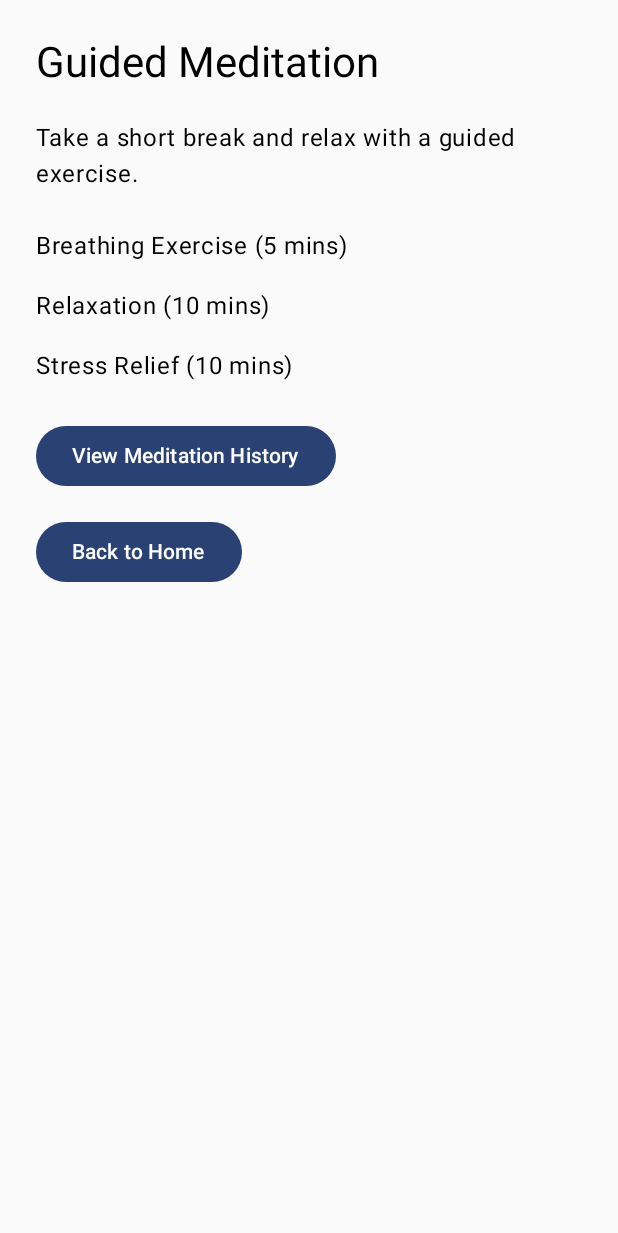
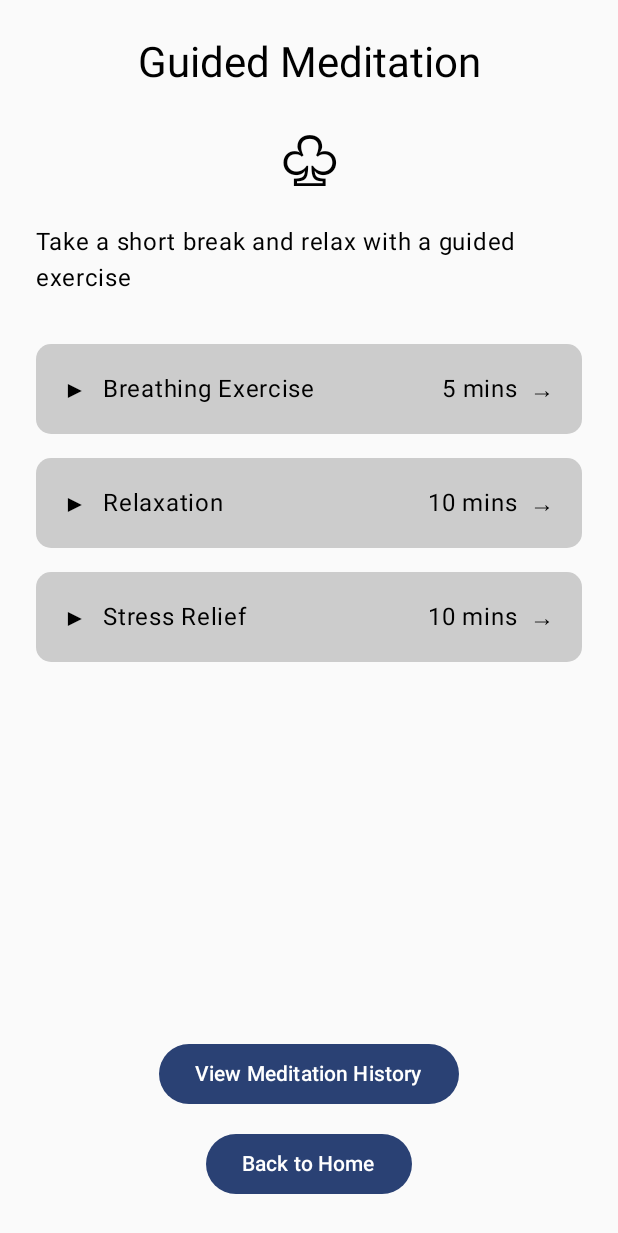
Before and after one commit to Raiyan-Farhaz/TUSMindSpace, an Android app built with Jetpack Compose: the MeditationScreen screen opened through its navigation route, on a phone screen of 412 x 824 dp. Shown: the top 1233 px of the screen. Run offline under Robolectric (Android 15) with nearby library versions, the phone set to English and light mode, and no system bars.

Commit message:
Updating Home screen and meditation

```diff
--- a/app/build.gradle.kts
+++ b/app/build.gradle.kts
@@ -36,6 +36,7 @@ android {
 }
 
 dependencies {
+    implementation("androidx.compose.material:material-icons-extended")
     implementation(platform(libs.androidx.compose.bom))
     implementation(libs.androidx.activity.compose)
     implementation(libs.androidx.compose.material3)
--- a/app/src/main/java/com/example/tusmindspace/screens/HomeScreen.kt
+++ b/app/src/main/java/com/example/tusmindspace/screens/HomeScreen.kt
@@ -1,12 +1,25 @@
 
 package com.example.tusmindspace.screens
 
+import androidx.compose.foundation.background
+import androidx.compose.foundation.clickable
 import androidx.compose.foundation.layout.*
+import androidx.compose.foundation.shape.RoundedCornerShape
+import androidx.compose.material.icons.Icons
+import androidx.compose.material.icons.automirrored.filled.ArrowForward
+import androidx.compose.material.icons.outlined.Notifications
 import androidx.compose.material3.*
 import androidx.compose.runtime.Composable
+import androidx.compose.ui.Alignment
 import androidx.compose.ui.Modifier
+import androidx.compose.ui.graphics.Color
+import androidx.compose.ui.text.font.FontWeight
+import androidx.compose.ui.text.style.TextAlign
 import androidx.compose.ui.unit.dp
-
+import androidx.compose.ui.unit.sp
+import androidx.compose.foundation.Image
+import androidx.compose.ui.res.painterResource
+import com.example.tusmindspace.R
 // This function creates our Home screen
 @Composable
 fun HomeScreen(
@@ -16,37 +29,127 @@ fun HomeScreen(
     onResourcesClick: () -> Unit
 ) {
 
-    // Column arranges items vertically
+    // Column arranges everything vertically
     Column(
-        modifier = Modifier.padding(24.dp)
+        modifier = Modifier
+            .fillMaxSize()
+            .background(Color.White)
+            .padding(24.dp),
+        horizontalAlignment = Alignment.CenterHorizontally
     ) {
+
+        // Top row with app symbol and notification bell
+        Row(
+            modifier = Modifier.fillMaxWidth(),
+            horizontalArrangement = Arrangement.Center,
+            verticalAlignment = Alignment.CenterVertically
+        ) {
+            // Display the image from drawable
+            Image(
+                painter = painterResource(id = R.drawable.home_logo),
+                contentDescription = "TUSMindSpace Logo",
+                modifier = Modifier.size(60.dp)
+            )
+
+            Spacer(modifier = Modifier.width(32.dp))
+
+            // Notification icon (not clickable yet)
+            Icon(
+                imageVector = Icons.Outlined.Notifications,
+                contentDescription = "Notifications",
+                modifier = Modifier.size(40.dp),
+                tint = Color.Black
+            )
+        }
+
+        Spacer(modifier = Modifier.height(12.dp))
 
         // App title
         Text(
-            text = "Welcome to TUSMindSpace",
-            style = MaterialTheme.typography.headlineMedium
+            text = "TUSMindSpace.",
+            fontSize = 25.sp,
+            fontWeight = FontWeight.Medium,
+            color = Color.Black
+        )
+
+        Spacer(modifier = Modifier.height(6.dp))
+
+        // App subtitle
+        Text(
+            text = "Your wellbeing companion at TUS",
+            fontSize = 12.sp,
+            color = Color.DarkGray,
+            textAlign = TextAlign.Center
+        )
+
+        Spacer(modifier = Modifier.height(48.dp))
+
+        // Card 1 - Mood Tracker
+        HomeMenuCard(
+            title = "Mood Tracker",
+            onClick = onMoodClick
         )
 
         Spacer(modifier = Modifier.height(24.dp))
 
-        // Button 1 - Mood Tracker
-        Button(onClick = onMoodClick) {
-            Text("Mood Tracker")
-        }
+        // Card 2 - Personal Journal
+        HomeMenuCard(
+            title = "Personal Journal",
+            onClick = onJournalClick
+        )
 
-        // Button 2 - Journal
-        Button(onClick = onJournalClick) {
-            Text("Personal Journal")
-        }
+        Spacer(modifier = Modifier.height(24.dp))
 
-        // Button 3 - Meditation
-        Button(onClick = onMeditationClick) {
-            Text("Guided Meditation")
-        }
+        // Card 3 - Guided Meditation
+        HomeMenuCard(
+            title = "Guided Meditation",
+            onClick = onMeditationClick
+        )
 
-        // Button 4 - Wellbeing Resources
-        Button(onClick = onResourcesClick) {
-            Text("Wellbeing Resources")
-        }
+        Spacer(modifier = Modifier.height(24.dp))
+
+        // Card 4 - Wellbeing Resources
+        HomeMenuCard(
+            title = "Wellbeing Resources",
+            onClick = onResourcesClick
+        )
     }
 }
+
+// Reusable card for all four menu options
+@Composable
+fun HomeMenuCard(
+    title: String,
+    onClick: () -> Unit
+) {
+
+    Row(
+        modifier = Modifier
+            .fillMaxWidth()
+            .height(65.dp)
+            .background(
+                color = Color(0xFFD9D9D9),
+                shape = RoundedCornerShape(10.dp)
+            )
+            .clickable { onClick() }
+            .padding(horizontal = 20.dp),
+
+        verticalAlignment = Alignment.CenterVertically,
+        horizontalArrangement = Arrangement.SpaceBetween
+    ) {
+
+        // Name of the screen
+        Text(
+            text = title,
+            fontSize = 16.sp,
+            color = Color.Black
+        )
+
+        // Arrow on the right
+        Icon(
+            imageVector = Icons.AutoMirrored.Filled.ArrowForward,
+            contentDescription = "Open $title",
+            tint = Color.Black
+        )
+    }
+}
--- a/app/src/main/java/com/example/tusmindspace/screens/MeditationScreen.kt
+++ b/app/src/main/java/com/example/tusmindspace/screens/MeditationScreen.kt
@@ -2,54 +2,115 @@
 package com.example.tusmindspace.screens
 
 import androidx.compose.foundation.layout.*
+import androidx.compose.foundation.background
+import androidx.compose.foundation.shape.RoundedCornerShape
 import androidx.compose.material3.*
 import androidx.compose.runtime.Composable
+import androidx.compose.ui.Alignment
 import androidx.compose.ui.Modifier
+import androidx.compose.ui.graphics.Color
 import androidx.compose.ui.unit.dp
 
-// This function creates the Meditation screen
 @Composable
 fun MeditationScreen(
     onBackClick: () -> Unit,
-    onHistoryClick: () -> Unit // NEW: Opens Meditation History
+    onHistoryClick: () -> Unit
 ) {
 
-    Column(modifier = Modifier.padding(24.dp)) {
+    // Arrange everything vertically
+    Column(
+        modifier = Modifier
+            .fillMaxSize()
+            .padding(24.dp),
+        horizontalAlignment = Alignment.CenterHorizontally
+    ) {
 
+        // Screen title
         Text(
             text = "Guided Meditation",
             style = MaterialTheme.typography.headlineMedium
         )
 
-        Spacer(modifier = Modifier.height(20.dp))
+        Spacer(modifier = Modifier.height(16.dp))
 
-        Text("Take a short break and relax with a guided exercise.")
+        // Simple icon
+        Text(
+            text = "♧",
+            style = MaterialTheme.typography.displayMedium
+        )
 
-        Spacer(modifier = Modifier.height(24.dp))
+        Spacer(modifier = Modifier.height(12.dp))
 
-        // Existing meditation options
-        Text("Breathing Exercise (5 mins)")
+        // Description
+        Text("Take a short break and relax with a guided exercise")
+
+        Spacer(modifier = Modifier.height(32.dp))
+
+        // First exercise card
+        MeditationCard("Breathing Exercise", "5 mins")
 
         Spacer(modifier = Modifier.height(16.dp))
 
-        Text("Relaxation (10 mins)")
+        // Second exercise card
+        MeditationCard("Relaxation", "10 mins")
 
         Spacer(modifier = Modifier.height(16.dp))
 
-        Text("Stress Relief (10 mins)")
+        // Third exercise card
+        MeditationCard("Stress Relief", "10 mins")
 
-        Spacer(modifier = Modifier.height(24.dp))
+        Spacer(modifier = Modifier.weight(1f))
 
-        // NEW: Opens Meditation History
+        // Open Meditation History
         Button(onClick = onHistoryClick) {
             Text("View Meditation History")
         }
 
-        Spacer(modifier = Modifier.height(16.dp))
+        Spacer(modifier = Modifier.height(12.dp))
 
-        // Existing Back button
+        // Return to Home
         Button(onClick = onBackClick) {
             Text("Back to Home")
         }
     }
 }
+
+// Reusable card for meditation exercises
+@Composable
+fun MeditationCard(
+    name: String,
+    duration: String
+) {
+
+    Row(
+        modifier = Modifier
+            .fillMaxWidth()
+            .background(
+                Color.LightGray,
+                RoundedCornerShape(10.dp)
+            )
+            .padding(18.dp),
+
+        verticalAlignment = Alignment.CenterVertically
+    ) {
+
+        // Play symbol
+        Text("▶")
+
+        Spacer(modifier = Modifier.width(10.dp))
+
+        // Exercise name
+        Text(
+            text = name,
+            modifier = Modifier.weight(1f)
+        )
+
+        // Duration
+        Text(duration)
+
+        Spacer(modifier = Modifier.width(8.dp))
+
+        // Arrow
+        Text("→")
+    }
+}
```
Also changed, not shown: app/src/main/res/drawable/home_logo.png (added).
